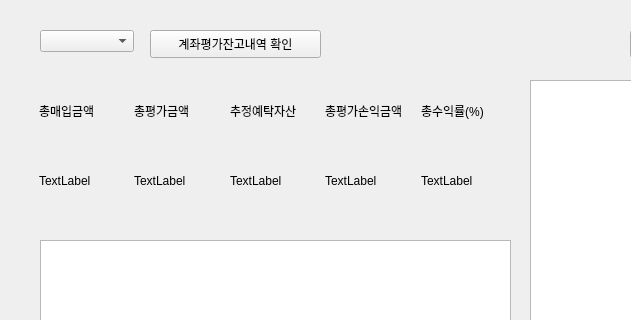
First picture: the form in ALBA.ui, repository investment3/investment3_1, before the edit; both pictures show x 0 to 631 and y 0 to 320 of the 800 by 600 pixel window.
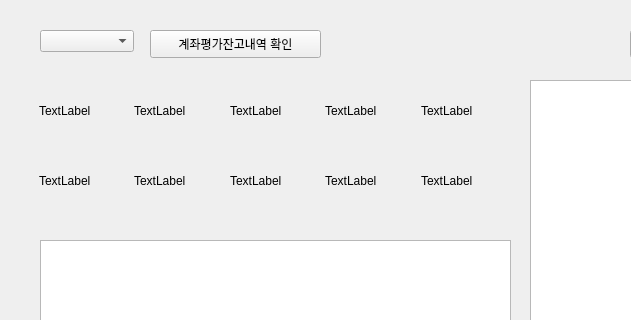
Second picture: the form after the edit.

Commit message: 계좌관리 GUI 확인

Patch:
```diff
--- a/ALBA.ui
+++ b/ALBA.ui
@@ -64,35 +64,35 @@
      <item row="0" column="2">
       <widget class="QLabel" name="label_13">
        <property name="text">
-        <string>추정예탁자산</string>
+        <string>TextLabel</string>
        </property>
       </widget>
      </item>
      <item row="0" column="4">
       <widget class="QLabel" name="label_15">
        <property name="text">
-        <string>총수익률(%)</string>
+        <string>TextLabel</string>
        </property>
       </widget>
      </item>
      <item row="0" column="1">
       <widget class="QLabel" name="label_12">
        <property name="text">
-        <string>총평가금액</string>
+        <string>TextLabel</string>
        </property>
       </widget>
      </item>
      <item row="0" column="3">
       <widget class="QLabel" name="label_14">
        <property name="text">
-        <string>총평가손익금액</string>
+        <string>TextLabel</string>
        </property>
       </widget>
      </item>
      <item row="0" column="0">
       <widget class="QLabel" name="label_11">
        <property name="text">
-        <string>총매입금액</string>
+        <string>TextLabel</string>
        </property>
       </widget>
      </item>
```
Left out of the diff: 4 changed lines with no effect on the pictures. The commit also changes 6 other files.
